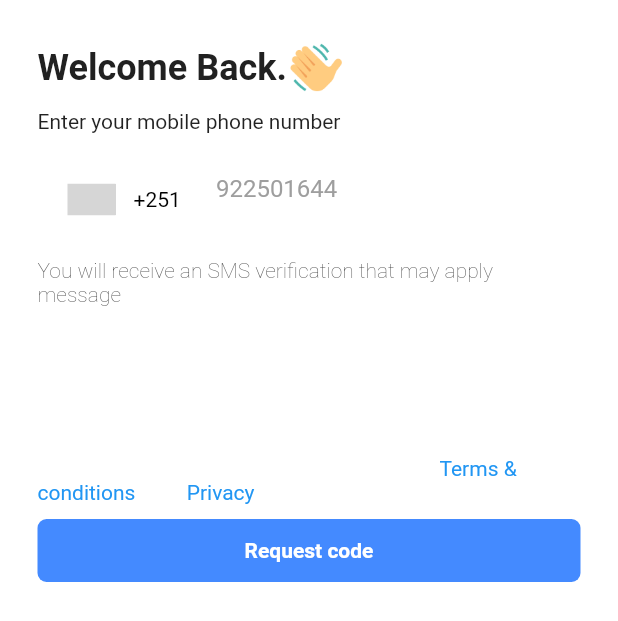
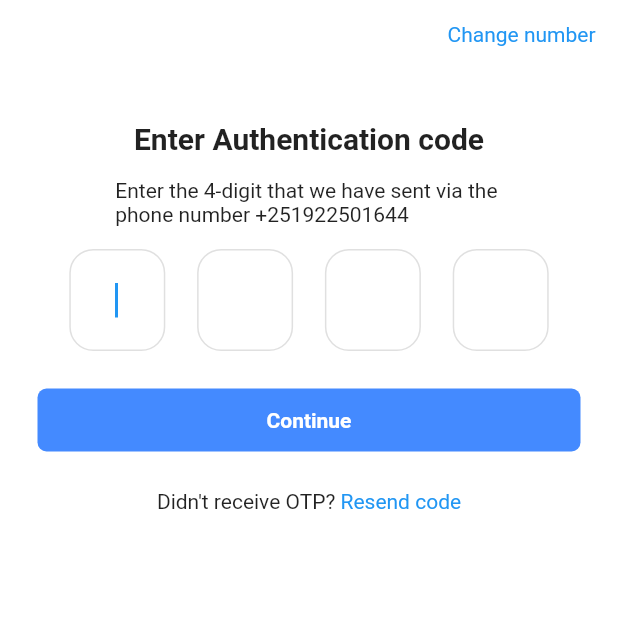
Before and after one commit to Abenezer89/flutter-ui-challenges, a Flutter app: the screen it shows after launch, on a phone screen of 412 x 824 dp. Shown: the top 621 px of the screen. Run offline on Flutter 3.47's test engine with Material 2 defaults, Android fonts, the phone set to English and light mode, and no system bars; drawn by our look-alikes of intl_phone_number_input; grey boxes are pictures that could not be loaded.

Commit message:
Day 4 OTP UI

```diff
--- /dev/null
+++ b/lib/day 4/day4.dart
@@ -0,0 +1,135 @@
+// ignore_for_file: prefer_const_constructors, prefer_const_literals_to_create_immutables
+
+import 'package:flutter/material.dart';
+import 'package:flutter/services.dart';
+
+class Day4 extends StatelessWidget {
+  const Day4({Key? key}) : super(key: key);
+
+  @override
+  Widget build(BuildContext context) {
+    return Scaffold(
+      appBar: AppBar(
+        elevation: 0,
+        backgroundColor: Colors.transparent,
+        // ignore: prefer_const_literals_to_create_immutables
+        actions: [
+          Padding(
+            padding: const EdgeInsets.all(15.0),
+            child: Text(
+              'Change number',
+              style: TextStyle(
+                color: Colors.blue,
+              ),
+            ),
+          )
+        ],
+      ),
+      backgroundColor: Colors.white,
+      body: SafeArea(
+        child: Padding(
+          padding: const EdgeInsets.all(25.0),
+          child: Column(
+            children: [
+              Text(
+                'Enter Authentication code',
+                style: TextStyle(
+                  fontSize: 20,
+                  fontWeight: FontWeight.bold,
+                ),
+              ),
+              SizedBox(
+                height: 15,
+              ),
+              Text(
+                'Enter the 4-digit that we have sent via the \nphone number +251922501644',
+              ),
+              SizedBox(
+                height: 15,
+              ),
+              Form(
+                child: Row(
+                  mainAxisAlignment: MainAxisAlignment.spaceEvenly,
+                  // ignore: prefer_const_literals_to_create_immutables
+                  children: [
+                    TextInput(),
+                    TextInput(),
+                    TextInput(),
+                    TextInput(),
+                  ],
+                ),
+              ),
+              SizedBox(height: 25.0),
+              Container(
+                padding: EdgeInsets.all(13),
+                width: double.infinity,
+                decoration: BoxDecoration(
+                  borderRadius: BorderRadius.circular(6),
+                  color: Colors.blueAccent,
+                ),
+                child: Center(
+                  child: Text(
+                    'Continue',
+                    style: TextStyle(
+                      color: Colors.white,
+                      fontWeight: FontWeight.bold,
+                    ),
+                  ),
+                ),
+              ),
+              SizedBox(height: 25.0),
+              Row(
+                mainAxisAlignment: MainAxisAlignment.center,
+                children: [
+                  Text("Didn't receive OTP? "),
+                  Text(
+                    "Resend code",
+                    style: TextStyle(color: Colors.blue),
+                  ),
+                ],
+              )
+            ],
+          ),
+        ),
+      ),
+    );
+  }
+}
+
+class TextInput extends StatelessWidget {
+  const TextInput({
+    Key? key,
+  }) : super(key: key);
+
+  @override
+  Widget build(BuildContext context) {
+    return Container(
+      decoration: BoxDecoration(
+          color: Colors.white,
+          borderRadius: BorderRadius.circular(16),
+          border: Border.all(
+            color: Colors.black12,
+          )),
+      height: 68,
+      width: 64,
+      child: Center(
+        child: TextField(
+          autofocus: true,
+          onChanged: (value) {
+            if (value.length == 1) {
+              FocusScope.of(context).nextFocus();
+            }
+          },
+          style: Theme.of(context).textTheme.headline6,
+          decoration: null,
+          keyboardType: TextInputType.number,
+          textAlign: TextAlign.center,
+          inputFormatters: [
+            LengthLimitingTextInputFormatter(1),
+            FilteringTextInputFormatter.digitsOnly,
+          ],
+        ),
+      ),
+    );
+  }
+}
--- a/lib/main.dart
+++ b/lib/main.dart
@@ -2,7 +2,7 @@
 
 import 'package:flutter/material.dart';
 
-import 'package:ui_challenges_100days/day%203/day3.dart';
+import 'package:ui_challenges_100days/day%204/day4.dart';
 
 void main() {
   runApp(const MyApp());
@@ -17,7 +17,7 @@ class MyApp extends StatelessWidget {
       // theme: ThemeData.dark(),
       // themeMode: ThemeMode.dark,
       debugShowCheckedModeBanner: false,
-      home: Day3(),
+      home: Day4(),
     );
   }
 }
```
